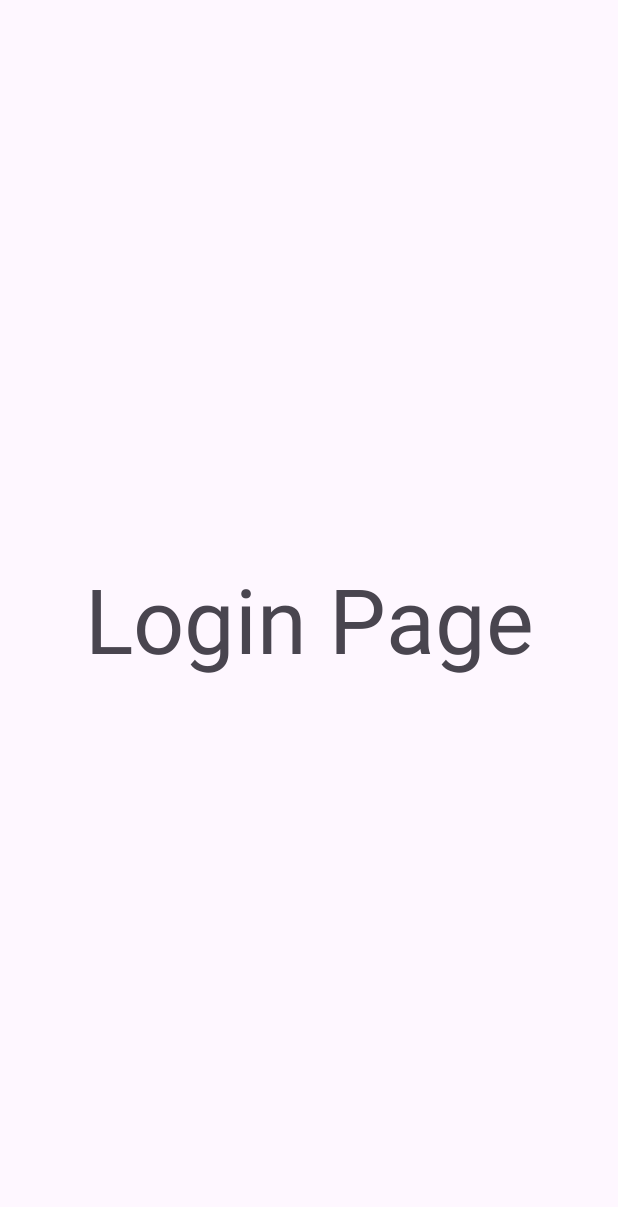
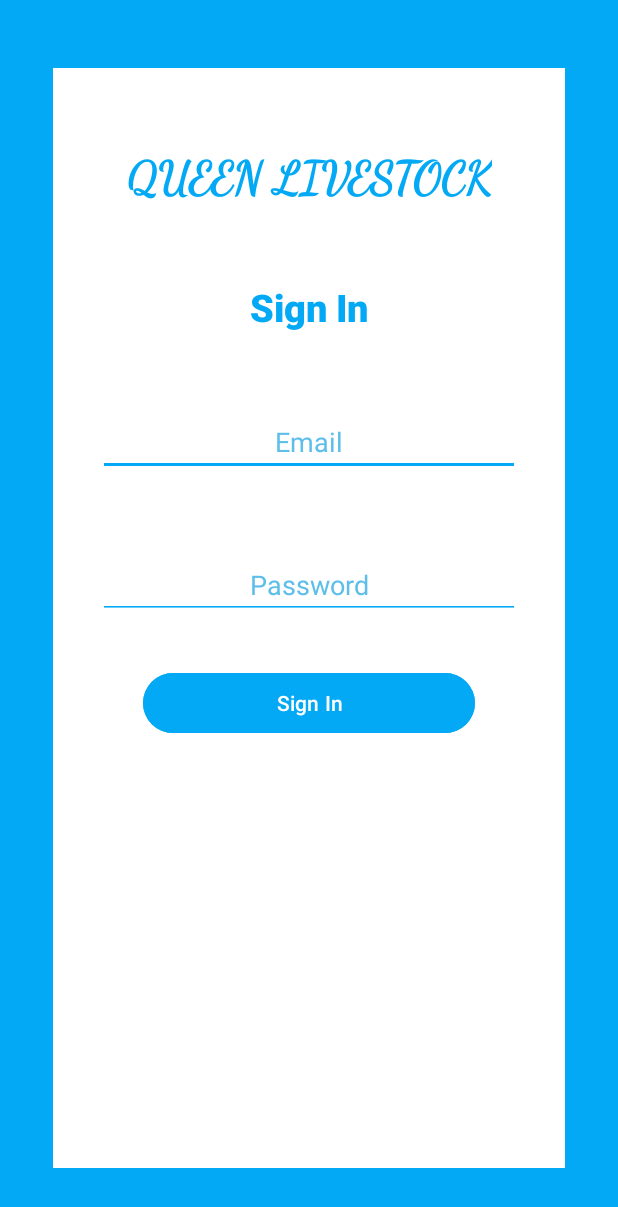
Before and after one commit to Jooker302/Jooker302-Livestock-Android-App-Java, an Android app: the Login screen opened directly, with no data from a screen before it, on a phone screen of 412 x 824 dp. Shown: the top 1207 px of the screen. Run offline under Robolectric (Android 15) with nearby library versions, the phone set to English and light mode, and no system bars.

Commit message:
LoginPage Almost Done

```diff
--- a/app/src/main/res/layout/activity_login.xml
+++ b/app/src/main/res/layout/activity_login.xml
@@ -4,15 +4,108 @@
     xmlns:tools="http://schemas.android.com/tools"
     android:layout_width="match_parent"
     android:layout_height="match_parent"
+    android:background="@color/light_blue"
     tools:context=".Login">
-    <TextView
-        android:id="@+id/textView"
-        android:layout_width="wrap_content"
-        android:layout_height="wrap_content"
-        android:text="Login Page"
-        android:textSize="60sp"
+
+    <androidx.constraintlayout.widget.ConstraintLayout
+        android:layout_width="match_parent"
+        android:layout_height="match_parent"
+        android:layout_marginStart="35dp"
+        android:layout_marginTop="45dp"
+        android:layout_marginEnd="35dp"
+        android:layout_marginBottom="45dp"
+        android:background="@color/white"
         app:layout_constraintBottom_toBottomOf="parent"
         app:layout_constraintEnd_toEndOf="parent"
+        app:layout_constraintHorizontal_bias="0.0"
         app:layout_constraintStart_toStartOf="parent"
-        app:layout_constraintTop_toTopOf="parent" />
+        app:layout_constraintTop_toTopOf="parent"
+        app:layout_constraintVertical_bias="1.0">
+
+
+        <TextView
+            android:id="@+id/signinheading"
+            android:layout_width="wrap_content"
+            android:layout_height="wrap_content"
+            android:layout_marginTop="50dp"
+            android:fontFamily="@font/main_font"
+            android:gravity="center"
+            android:text="@string/app_heading"
+            android:textColor="@color/light_blue"
+            android:textSize="30sp"
+            android:textStyle="bold"
+            app:layout_constraintEnd_toEndOf="parent"
+            app:layout_constraintStart_toStartOf="parent"
+            app:layout_constraintTop_toTopOf="parent" />
+
+        <TextView
+            android:id="@+id/signintext"
+            android:layout_width="wrap_content"
+            android:layout_height="wrap_content"
+            android:layout_marginTop="50dp"
+            android:fontFamily="sans-serif-medium"
+            android:text="Sign In"
+            android:textColor="@color/light_blue"
+            android:textSize="25sp"
+            android:textStyle="bold"
+            app:layout_constraintEnd_toEndOf="parent"
+            app:layout_constraintStart_toStartOf="parent"
+            app:layout_constraintTop_toBottomOf="@+id/signinheading" />
+
+        <EditText
+            android:id="@+id/editTextEmailAddress"
+            android:layout_width="match_parent"
+            android:layout_height="wrap_content"
+            android:layout_marginStart="30dp"
+            android:layout_marginTop="50dp"
+            android:layout_marginEnd="30dp"
+            android:backgroundTint="@color/light_blue"
+            android:ems="10"
+            android:hint="Email"
+            android:inputType="textEmailAddress"
+            android:textColor="@color/light_blue"
+            android:textColorHighlight="@color/light_blue"
+            android:textColorHint="@color/double_light_blue"
+            android:gravity="center"
+            app:layout_constraintEnd_toEndOf="parent"
+            app:layout_constraintStart_toStartOf="parent"
+            app:layout_constraintTop_toBottomOf="@+id/signintext" />
+
+        <EditText
+            android:id="@+id/editTextPassword"
+            android:layout_width="match_parent"
+            android:layout_height="wrap_content"
+            android:layout_marginStart="30dp"
+            android:layout_marginTop="50dp"
+            android:layout_marginEnd="30dp"
+            android:hint="Password"
+            android:gravity="center"
+            android:backgroundTint="@color/light_blue"
+            android:ems="10"
+            android:inputType="textPassword"
+            app:layout_constraintEnd_toEndOf="parent"
+            app:layout_constraintStart_toStartOf="parent"
+            android:textColor="@color/light_blue"
+            android:textColorHighlight="@color/light_blue"
+            android:textColorHint="@color/double_light_blue"
+            app:layout_constraintTop_toBottomOf="@+id/editTextEmailAddress" />
+
+        <Button
+            android:id="@+id/signinbutton"
+            android:layout_width="0dp"
+            android:layout_height="wrap_content"
+            android:layout_marginStart="60dp"
+            android:layout_marginTop="32dp"
+            android:layout_marginEnd="60dp"
+            android:backgroundTint="@color/light_blue"
+
+            android:text="Sign In"
+            app:layout_constraintEnd_toEndOf="parent"
+            app:layout_constraintHorizontal_bias="0.0"
+            app:layout_constraintStart_toStartOf="parent"
+            app:layout_constraintTop_toBottomOf="@+id/editTextPassword" />
+
+    </androidx.constraintlayout.widget.ConstraintLayout>
+
+
 </androidx.constraintlayout.widget.ConstraintLayout>
--- a/app/src/main/res/values/colors.xml
+++ b/app/src/main/res/values/colors.xml
@@ -4,4 +4,5 @@
     <color name="white">#FFFFFFFF</color>
     <color name="light_blue">#03A9F4</color>
     <color name="lightbit_blue">#0392D3</color>
+    <color name="double_light_blue">#5DBEEA</color>
 </resources>
```
